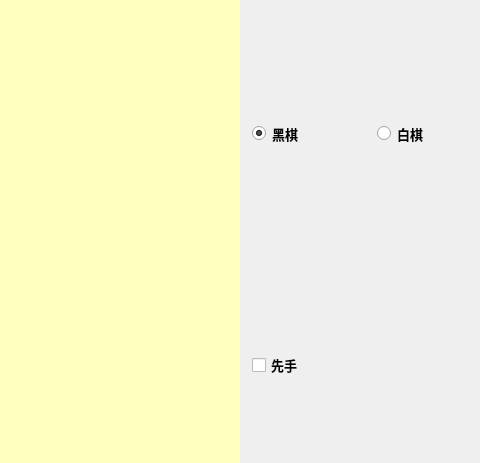
First picture: the form in Board/board.ui, repository Malloc-Luo/GobangGame, before the edit; both pictures show x 720 to 1200 and y 0 to 463 of the 1200 by 950 pixel window.
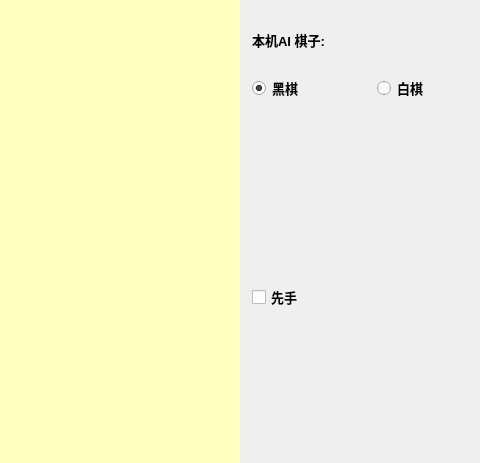
Second picture: the form after the edit.

```diff
--- a/Board/board.ui
+++ b/Board/board.ui
@@ -93,12 +93,33 @@
       <property name="rightMargin">
        <number>2</number>
       </property>
+      <item>
+       <widget class="QLabel" name="label">
+        <property name="sizePolicy">
+         <sizepolicy hsizetype="Preferred" vsizetype="Fixed">
+          <horstretch>0</horstretch>
+          <verstretch>0</verstretch>
+         </sizepolicy>
+        </property>
+        <property name="font">
+         <font>
+          <family>Microsoft YaHei UI</family>
+          <pointsize>10</pointsize>
+          <weight>75</weight>
+          <bold>true</bold>
+         </font>
+        </property>
+        <property name="text">
+         <string>本机AI 棋子:</string>
+        </property>
+       </widget>
+      </item>
       <item>
        <layout class="QHBoxLayout" name="horizontalLayout_2">
         <item>
          <widget class="QRadioButton" name="rbt_black">
           <property name="sizePolicy">
-           <sizepolicy hsizetype="Minimum" vsizetype="Preferred">
+           <sizepolicy hsizetype="Minimum" vsizetype="Fixed">
             <horstretch>0</horstretch>
             <verstretch>0</verstretch>
            </sizepolicy>
@@ -122,7 +143,7 @@
         <item>
          <widget class="QRadioButton" name="rbt_white">
           <property name="sizePolicy">
-           <sizepolicy hsizetype="Minimum" vsizetype="Preferred">
+           <sizepolicy hsizetype="Minimum" vsizetype="Fixed">
             <horstretch>0</horstretch>
             <verstretch>0</verstretch>
            </sizepolicy>
```
